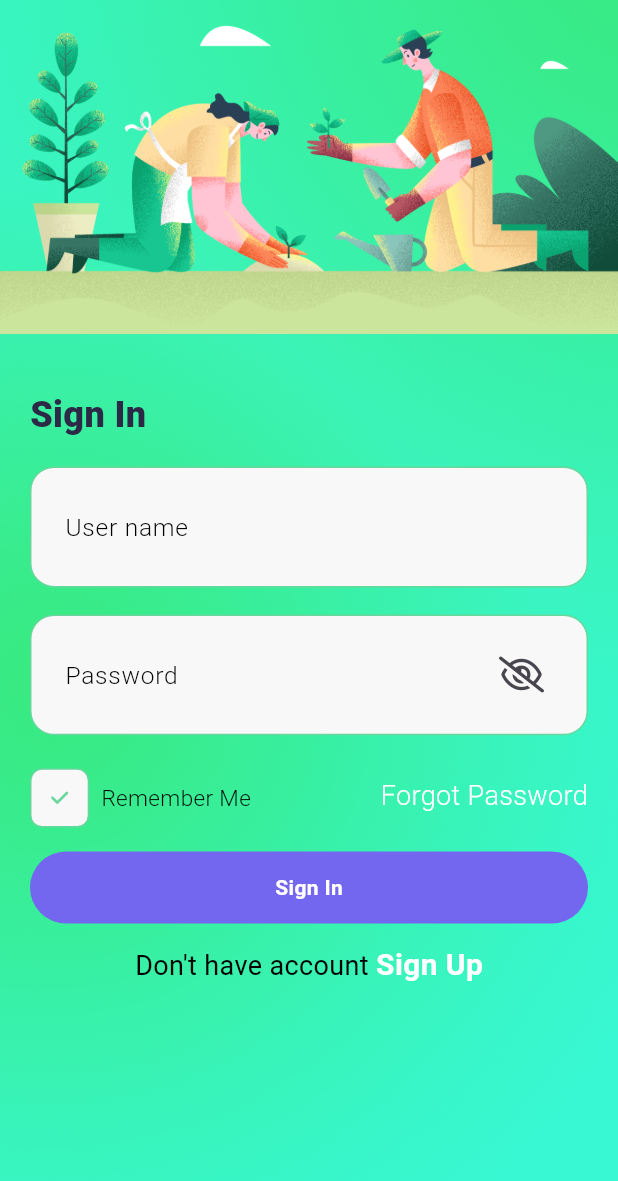
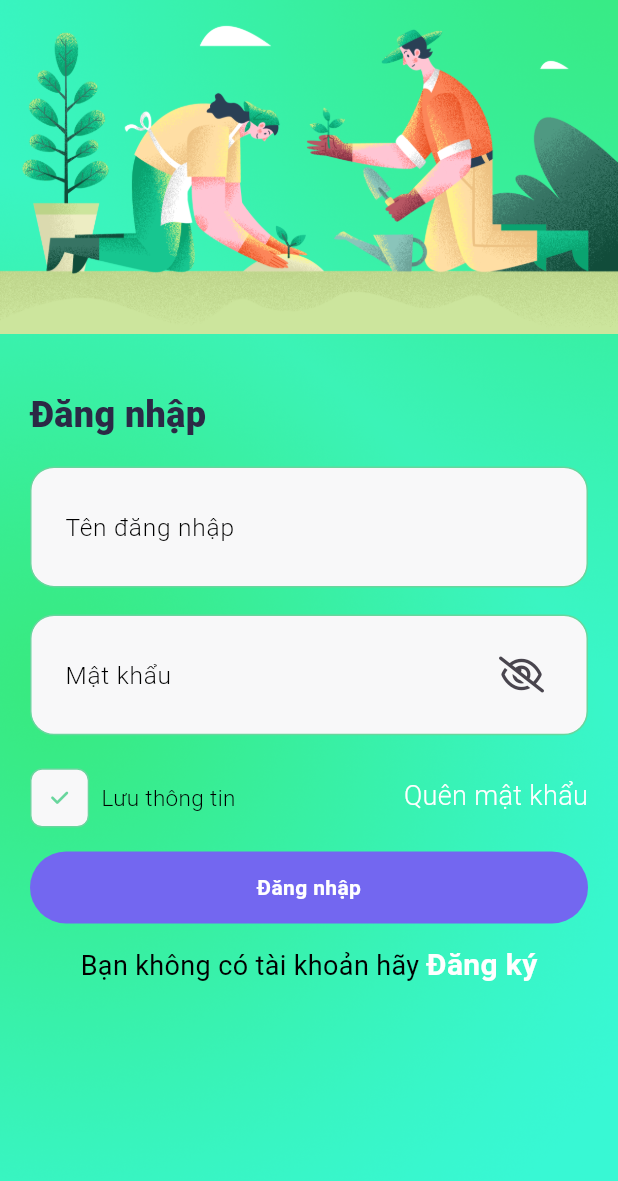
Before and after one commit to tungctn/ecofrenzy-app, a Flutter app: the screen it shows after launch, on a phone screen of 412 x 824 dp. Shown: the top 1181 px of the screen. Run offline on Flutter 3.47's test engine with Material 3 defaults, Android fonts, the phone set to English and light mode, and no system bars; our stand-ins replace awesome_dialog, camera, flutter_spinkit, flutter_svg, fluttertoast, font_awesome_flutter and 4 more; missing offline and left inert: flutter_facebook_auth; accounts and stored records are empty; network calls fail; Roboto replaces fonts that are missing (Ridley Grotesk ExtraBold); project files that could hold a hidden picture were left out.

Commit message:
update_vietnamese

```diff
--- a/flutter_app/lib/views/components/shared/input_card.dart
+++ b/flutter_app/lib/views/components/shared/input_card.dart
@@ -83,7 +83,7 @@ class _InputCardState extends State<InputCard> {
           focusNode: focusNode,
           controller: _textController,
           decoration: InputDecoration(
-            labelText: "Name",
+            labelText: "Tên người dùng",
             border: InputBorder.none,
             labelStyle: TextStyles.defaultStyle.blackTextColor.light
                 .setTextSize(kDefaultTextSize / 1.1),
@@ -101,7 +101,7 @@ class _InputCardState extends State<InputCard> {
           focusNode: focusNode,
           controller: _textController,
           decoration: InputDecoration(
-            labelText: "User name",
+            labelText: "Tên đăng nhập",
             border: InputBorder.none,
             labelStyle: TextStyles.defaultStyle.blackTextColor.light
                 .setTextSize(kDefaultTextSize / 1.1),
@@ -175,7 +175,7 @@ class _InputCardState extends State<InputCard> {
             focusNode: focusNode,
             controller: _textController,
             decoration: InputDecoration(
-              labelText: "Password",
+              labelText: "Mật khẩu",
               border: InputBorder.none,
               labelStyle: TextStyles.defaultStyle.blackTextColor.light
                   .setTextSize(kDefaultTextSize / 1.1),
--- a/flutter_app/lib/views/screens/auth/forgot_password.screen.dart
+++ b/flutter_app/lib/views/screens/auth/forgot_password.screen.dart
@@ -51,7 +51,7 @@ class _ForgotPasswordScreenState extends State<ForgotPasswordScreen> {
                 Container(
                   alignment: Alignment.centerLeft,
                   child: Text(
-                    'Forgot password',
+                    'Quên mật khẩu',
                     style: TextStyle(
                       color: Color(0xFF2B2945),
                       fontSize: 24,
@@ -74,7 +74,7 @@ class _ForgotPasswordScreenState extends State<ForgotPasswordScreen> {
                 ),
                 const SizedBox(height: kDefaultPadding),
                 ButtonWidget(
-                  title: 'Send',
+                  title: 'Gửi email',
                   ontap: () {},
                 ),
                 const SizedBox(
@@ -86,7 +86,7 @@ class _ForgotPasswordScreenState extends State<ForgotPasswordScreen> {
                     Row(
                       children: [
                         Text(
-                          "Remember your account ",
+                          "Bạn đã có tài khoản hãy ",
                           style: TextStyles.defaultStyle.blackTextColor
                               .setTextSize(kDefaultTextSize),
                         ),
@@ -101,7 +101,7 @@ class _ForgotPasswordScreenState extends State<ForgotPasswordScreen> {
                           child: SizedBox(
                             height: 26,
                             child: Text(
-                              "Sign In",
+                              "Đăng nhập",
                               style: TextStyles.defaultStyle.bold
                                   .setColor(Color.fromARGB(255, 255, 255, 255))
                                   .setTextSize(20),
--- a/flutter_app/lib/views/screens/auth/sign_in.screen.dart
+++ b/flutter_app/lib/views/screens/auth/sign_in.screen.dart
@@ -108,7 +108,7 @@ class _SignInScreenState extends State<SignInScreen> {
                             Container(
                               alignment: Alignment.centerLeft,
                               child: Text(
-                                'Sign In',
+                                'Đăng nhập',
                                 style: TextStyle(
                                   color: Color(0xFF2B2945),
                                   fontSize: 24,
@@ -184,7 +184,7 @@ class _SignInScreenState extends State<SignInScreen> {
                                           width: kDefaultPadding / 2,
                                         ),
                                         Text(
-                                          "Remember Me",
+                                          "Lưu thông tin",
                                           style: TextStyles
                                               .defaultStyle.light.blackTextColor
                                               .setTextSize(
@@ -205,7 +205,7 @@ class _SignInScreenState extends State<SignInScreen> {
                                   child: SizedBox(
                                     height: 22,
                                     child: Text(
-                                      "Forgot Password",
+                                      "Quên mật khẩu",
                                       style: TextStyles.defaultStyle.light
                                           .setColor(Color.fromARGB(
                                               255, 255, 255, 255))
@@ -219,7 +219,7 @@ class _SignInScreenState extends State<SignInScreen> {
                               height: kDefaultPadding,
                             ),
                             ButtonWidget(
-                              title: "Sign In",
+                              title: "Đăng nhập",
                               ontap: () async {
                                 // if (rememberMe == true) {
                                 //   LocalStorageHelper.setValue("email", email);
@@ -243,7 +243,7 @@ class _SignInScreenState extends State<SignInScreen> {
                                 Row(
                                   children: [
                                     Text(
-                                      "Don't have account ",
+                                      "Bạn không có tài khoản hãy ",
                                       style: TextStyles
                                           .defaultStyle.blackTextColor
                                           .setTextSize(kDefaultTextSize),
@@ -259,7 +259,7 @@ class _SignInScreenState extends State<SignInScreen> {
                                       child: SizedBox(
                                         height: 26,
                                         child: Text(
-                                          "Sign Up",
+                                          "Đăng ký",
                                           style: TextStyles.defaultStyle.bold
                                               .setColor(Color.fromARGB(
                                                   255, 255, 255, 255))
--- a/flutter_app/lib/views/screens/auth/sign_up.screen.dart
+++ b/flutter_app/lib/views/screens/auth/sign_up.screen.dart
@@ -87,7 +87,7 @@ class _SignUpScreenState extends State<SignUpScreen> {
                     Container(
                       alignment: Alignment.centerLeft,
                       child: Text(
-                        'Sign Up',
+                        'Đăng ký',
                         style: TextStyle(
                           color: Color(0xFF2B2945),
                           fontSize: 24,
@@ -136,7 +136,7 @@ class _SignUpScreenState extends State<SignUpScreen> {
                       height: 20,
                     ),
                     ButtonWidget(
-                      title: "Sign Up",
+                      title: "Đăng ký",
                       ontap: () {
                         handleRegister(context);
                       },
@@ -150,7 +150,7 @@ class _SignUpScreenState extends State<SignUpScreen> {
                         Row(
                           children: [
                             Text(
-                              "You have account ",
+                              "Bạn đã có tài khoản hãy ",
                               style: TextStyles.defaultStyle.blackTextColor
                                   .setTextSize(kDefaultTextSize),
                             ),
@@ -166,7 +166,7 @@ class _SignUpScreenState extends State<SignUpScreen> {
                               child: SizedBox(
                                 height: 26,
                                 child: Text(
-                                  "Sign In",
+                                  "Đăng nhập",
                                   style: TextStyles.defaultStyle.bold
                                       .setColor(
                                           Color.fromARGB(255, 255, 255, 255))
```
